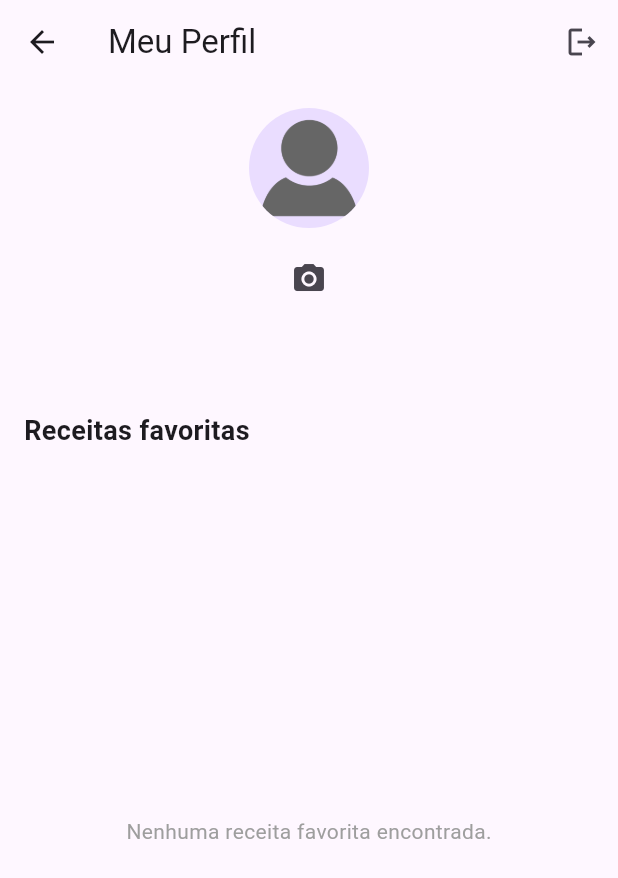
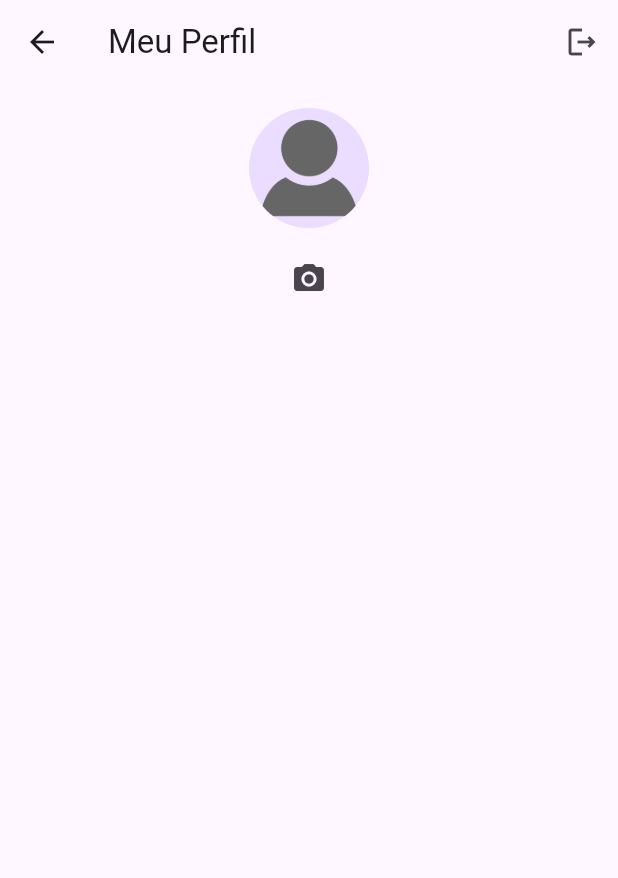
Before and after one commit to jvsmatheus/app_receitas, a Flutter app: the screen it shows once a user with an empty profile is signed in, after a tap on the "person" icon, on a phone screen of 412 x 824 dp. Shown: the top 878 px of the screen. Run offline on Flutter 3.47's test engine with Material 3 defaults, Android fonts, the phone set to English and light mode, and no system bars; our stand-ins replace cloud_firestore, firebase_auth, firebase_core, firebase_storage, image_picker; accounts and stored records are empty; network calls fail.

Commit message:
Finalização do projeto

```diff
--- a/lib/pages/home.dart
+++ b/lib/pages/home.dart
@@ -103,12 +103,6 @@ class _HomePageState extends State<HomePage> {
                 },
               ),
             ),
-            IconButton(
-              icon: const Icon(Icons.search),
-              onPressed: () {
-                recipeService.getRecipes();
-              },
-            ),
           ],
         ),
       ),
--- a/lib/pages/profile.dart
+++ b/lib/pages/profile.dart
@@ -175,30 +175,6 @@ class _ProfileState extends State<Profile> {
                 ],
               ),
             ),
-            const SizedBox(height: 20),
-            const Text(
-              'Receitas favoritas',
-              style: TextStyle(
-                fontSize: 18,
-                fontWeight: FontWeight.bold,
-              ),
-            ),
-            Expanded(
-              child: userModel?.favorites != null &&
-                      userModel!.favorites!.isNotEmpty
-                  ? ListView.builder(
-                      itemCount: userModel.favorites?.length,
-                      itemBuilder: (context, index) {
-                        return Container(); // Implementação do item
-                      },
-                    )
-                  : const Center(
-                      child: Text(
-                        'Nenhuma receita favorita encontrada.',
-                        style: TextStyle(color: Colors.grey),
-                      ),
-                    ),
-            ),
           ],
         ),
       ),
--- a/lib/widgets/favorite_recipes.dart
+++ b/lib/widgets/favorite_recipes.dart
@@ -46,7 +46,6 @@ class _FavoriteRecipesState extends State<FavoriteRecipes> {
             style: const TextStyle(fontSize: 20),
           ),
           subtitle: Text(recipe.type!),
-          trailing: FavoriteButton(recipe: recipe),
           onTap: () => recipeDetails(recipe),
         );
       },
```
Also changed, not shown: lib/pages/recipe.dart (+31 -15 lines).
